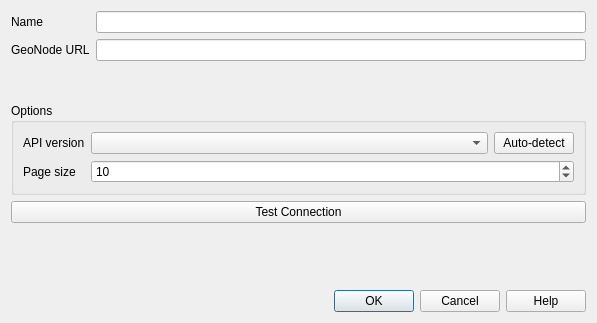
GeoNode/QGISGeoNodePlugin, file src/qgis_geonode/ui/connection_dialog.ui: the form before one commit.
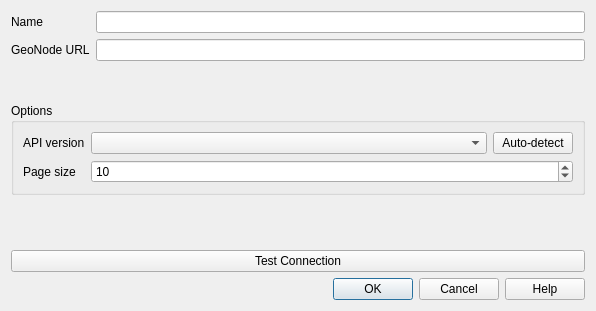
The form after the commit. Custom widgets are drawn as their Qt base class.

Commit message: fix UI misshaping when adding progress bar message

```diff
--- a/src/qgis_geonode/ui/connection_dialog.ui
+++ b/src/qgis_geonode/ui/connection_dialog.ui
@@ -6,16 +6,16 @@
    <rect>
     <x>0</x>
     <y>0</y>
-    <width>597</width>
-    <height>323</height>
+    <width>596</width>
+    <height>311</height>
    </rect>
   </property>
   <property name="windowTitle">
    <string>GeoNode Connection Configuration</string>
   </property>
-  <layout class="QVBoxLayout" name="verticalLayout">
-   <item>
-    <layout class="QFormLayout" name="formLayout">
+  <layout class="QGridLayout" name="gridLayout_4">
+   <item row="0" column="0">
+    <layout class="QGridLayout" name="gridLayout">
      <item row="0" column="0">
       <widget class="QLabel" name="label">
        <property name="text">
@@ -38,7 +38,7 @@
      </item>
     </layout>
    </item>
-   <item>
+   <item row="1" column="0">
     <widget class="QgsAuthConfigSelect" name="authcfg_acs">
      <property name="sizePolicy">
       <sizepolicy hsizetype="Preferred" vsizetype="Fixed">
@@ -54,14 +54,24 @@
      </property>
     </widget>
    </item>
-   <item>
+   <item row="6" column="0">
+    <widget class="QDialogButtonBox" name="buttonBox">
+     <property name="orientation">
+      <enum>Qt::Horizontal</enum>
+     </property>
+     <property name="standardButtons">
+      <set>QDialogButtonBox::Cancel|QDialogButtonBox::Help|QDialogButtonBox::Ok</set>
+     </property>
+    </widget>
+   </item>
+   <item row="2" column="0">
     <widget class="QGroupBox" name="options_gb">
      <property name="title">
       <string>Options</string>
      </property>
-     <layout class="QVBoxLayout" name="verticalLayout_2">
-      <item>
-       <layout class="QFormLayout" name="formLayout_2">
+     <layout class="QGridLayout" name="gridLayout_3">
+      <item row="0" column="0">
+       <layout class="QGridLayout" name="gridLayout_2">
         <item row="0" column="0">
          <widget class="QLabel" name="label_3">
           <property name="text">
@@ -130,7 +140,7 @@
      </layout>
     </widget>
    </item>
-   <item>
+   <item row="4" column="0">
     <widget class="QPushButton" name="test_connection_btn">
      <property name="sizePolicy">
       <sizepolicy hsizetype="Preferred" vsizetype="Preferred">
@@ -143,7 +153,7 @@
      </property>
     </widget>
    </item>
-   <item>
+   <item row="3" column="0">
     <spacer name="verticalSpacer">
      <property name="orientation">
       <enum>Qt::Vertical</enum>
@@ -156,16 +166,6 @@
      </property>
     </spacer>
    </item>
-   <item>
-    <widget class="QDialogButtonBox" name="buttonBox">
-     <property name="orientation">
-      <enum>Qt::Horizontal</enum>
-     </property>
-     <property name="standardButtons">
-      <set>QDialogButtonBox::Cancel|QDialogButtonBox::Help|QDialogButtonBox::Ok</set>
-     </property>
-    </widget>
-   </item>
   </layout>
  </widget>
  <customwidgets>
```
The commit also changes 1 other file.
